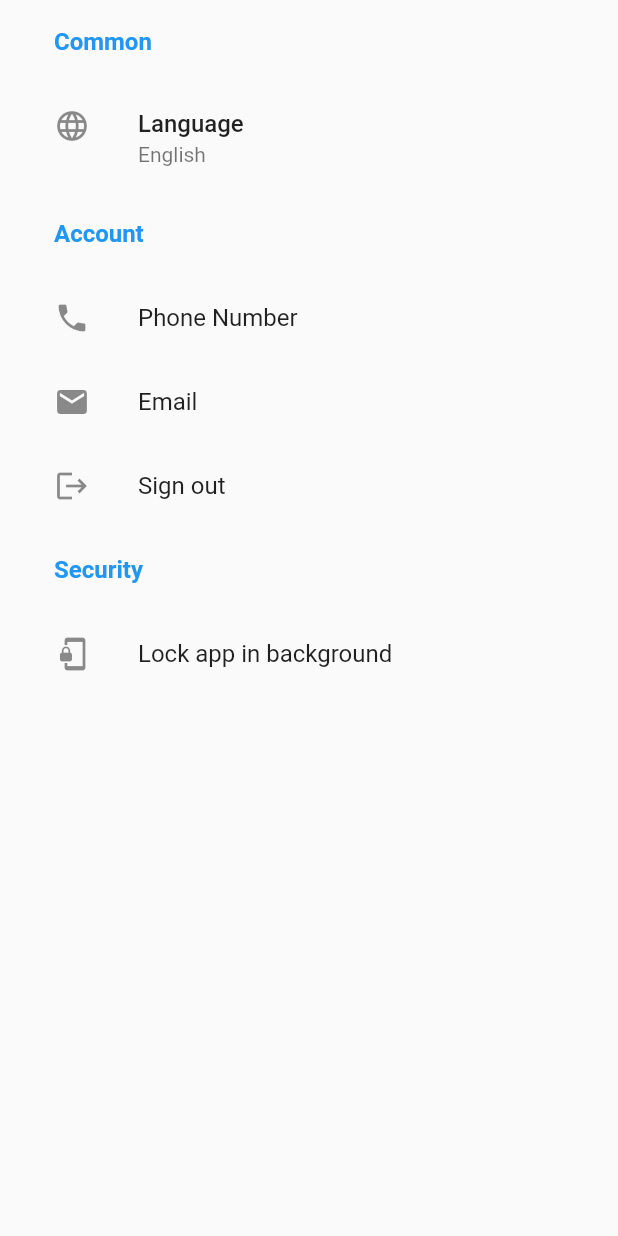
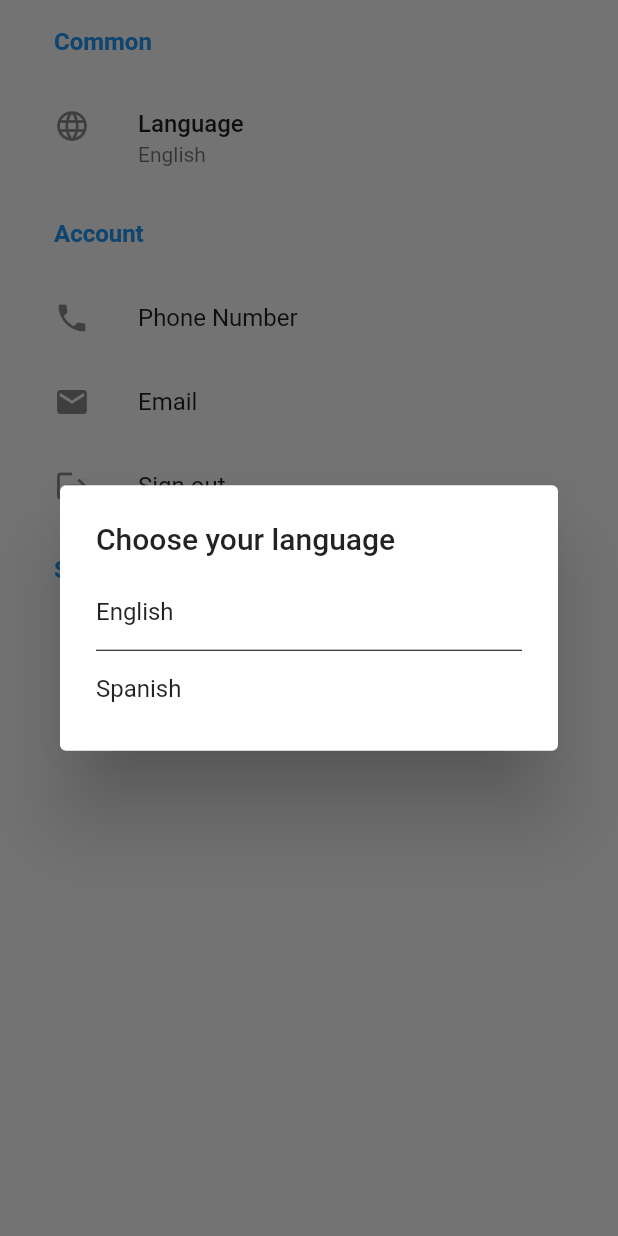
Before and after one commit to andres-alba/alba-security, a Flutter app: the SettingsScreen screen opened directly, after a tap on "Language", on a phone screen of 412 x 824 dp. Run offline on Flutter 3.47's test engine with Material 2 defaults, Android fonts, the phone set to English and light mode, and no system bars; our stand-ins replace animated_text_kit, cloud_firestore, firebase_auth, firebase_core, geolocator, get and 2 more; missing offline and left inert: barcode_scan, geocoder, torch_compat; accounts and stored records are empty.

Commit message:
Update Locale and Translations

```diff
--- a/lib/components/messages.dart
+++ /dev/null
@@ -1,13 +0,0 @@
-import 'package:get/get.dart';
-
-class Messages extends Translations {
-  @override
-  Map<String, Map<String, String>> get keys => {
-        'en_US': {
-          'hello': 'Hello',
-        },
-        'es_ES': {
-          'hello': 'Hola',
-        }
-      };
-}
--- a/lib/main.dart
+++ b/lib/main.dart
@@ -7,7 +7,7 @@ import 'package:alba_security/screens/home.dart';
 import 'package:alba_security/screens/admin_screen.dart';
 import 'package:firebase_core/firebase_core.dart';
 import 'package:get/get.dart';
-import 'components/messages.dart';
+import 'package:alba_security/translations.dart';
 import 'controllers/DropdownController.dart';
 import 'controllers/GridController.dart';
 import 'controllers/HomeController.dart';
@@ -26,7 +26,8 @@ class MyApp extends StatelessWidget {
   @override
   Widget build(BuildContext context) {
     return GetMaterialApp(
-      translations: Messages(),
+      translations: AppTranslations(),
+      locale: Get.deviceLocale,
       debugShowCheckedModeBanner: false,
       home: WelcomeScreen(),
       initialRoute: WelcomeScreen.id,
--- a/lib/screens/dashboard_screen.dart
+++ b/lib/screens/dashboard_screen.dart
@@ -4,7 +4,6 @@ import 'package:flutter/material.dart';
 import 'package:alba_security/constants.dart';
 import 'package:get/get.dart';
 import 'package:alba_security/controllers/GridController.dart';
-import 'package:flashlight/flashlight.dart';
 import 'login_screen.dart';
 import 'package:torch_compat/torch_compat.dart';
 
--- a/lib/screens/home.dart
+++ b/lib/screens/home.dart
@@ -2,8 +2,6 @@ import 'package:flutter/material.dart';
 import 'package:firebase_auth/firebase_auth.dart';
 import 'bottom_nav.dart';
 import 'login_screen.dart';
-import 'profile_screen.dart';
-import 'scan_screen.dart';
 import 'package:cloud_firestore/cloud_firestore.dart';
 import 'admin_screen.dart';
 
@@ -18,26 +16,6 @@ class HomeScreen extends StatefulWidget {
 class _HomeScreenState extends State<HomeScreen> {
   final _auth = FirebaseAuth.instance;
   final _firestore = FirebaseFirestore.instance;
-
-  //bottom nav stuff
-  PageController _pageController = PageController();
-
-  List<Widget> _screens = [
-    ScanScreen(),
-    ProfileScreen(),
-  ];
-
-  int _selectedIndex = 0;
-
-  void _onPageChanged(int index) {
-    setState(() {
-      _selectedIndex = index;
-    });
-  }
-
-  void _onItemTapped(int selectedIndex) {
-    _pageController.jumpToPage(selectedIndex);
-  }
 
   @override
   Widget build(BuildContext context) {
--- a/lib/screens/settings_screen.dart
+++ b/lib/screens/settings_screen.dart
@@ -4,6 +4,50 @@ import 'package:alba_security/controllers/DropdownController.dart';
 import 'package:alba_security/constants.dart';
 
 class SettingsScreen extends StatelessWidget {
+  final locales = [
+    {
+      'name': 'English',
+      'locale': Locale('en', 'US'),
+    },
+    {
+      'name': 'Spanish',
+      'locale': Locale('es', 'CO'),
+    }
+  ];
+
+  updateLocale(Locale locale, BuildContext context) {
+    Navigator.of(context).pop();
+    Get.updateLocale(locale);
+  }
+
+  showLocalDialog(BuildContext context) {
+    showDialog(
+      context: context,
+      builder: (_) => AlertDialog(
+        title: Text("Choose your language"),
+        content: Container(
+          width: double.maxFinite,
+          child: ListView.separated(
+              shrinkWrap: true,
+              itemBuilder: (context, index) => InkWell(
+                    child: Padding(
+                      padding: EdgeInsets.symmetric(vertical: 8),
+                      child: Text(
+                        locales[index]['name'],
+                      ),
+                    ),
+                    onTap: () {
+                      updateLocale(locales[index]['locale'], context);
+                    },
+                  ),
+              separatorBuilder: (context, index) =>
+                  Divider(color: Colors.black),
+              itemCount: 2),
+        ),
+      ),
+    );
+  }
+
   @override
   Widget build(BuildContext context) {
     return GetBuilder<DropdownController>(builder: (controller) {
@@ -16,29 +60,31 @@ class SettingsScreen extends StatelessWidget {
                 children: [
                   ListTile(
                     title: Text(
-                      'Common',
+                      'settings_common'.tr,
                       style: kSettingsTitle,
                     ),
                   ),
                   ListTile(
-                    onTap: () {},
-                    title: Text('Language',
+                    onTap: () {
+                      showLocalDialog(context);
+                    },
+                    title: Text('settings_language'.tr,
                         style: TextStyle(fontWeight: FontWeight.w500)),
                     subtitle: Text('English'),
                     leading: Icon(Icons.language),
                   ),
                   ListTile(
                     title: Text(
-                      'Account',
+                      'settings_account'.tr,
                       style: kSettingsTitle,
                     ),
                   ),
                   ListTile(
-                    title: Text('Phone Number'),
+                    title: Text('settings_phone'.tr),
                     leading: Icon(Icons.phone),
                   ),
                   ListTile(
-                    title: Text('Email'),
+                    title: Text('settings_email'.tr),
                     leading: Icon(Icons.email),
                   ),
                   ListTile(
@@ -47,32 +93,17 @@ class SettingsScreen extends StatelessWidget {
                   ),
                   ListTile(
                     title: Text(
-                      'Security',
+                      'settings_security'.tr,
                       style: kSettingsTitle,
                     ),
                   ),
                   ListTile(
-                    title: Text('Lock app in background'),
+                    title: Text('settings_lockapp'.tr),
                     leading: Icon(Icons.phonelink_lock),
                   ),
                 ],
               ),
             ),
-//            DropdownButton<String>(
-//              hint: Text('Language'),
-//              value: controller.selectedValue,
-//              onChanged: (newValue) {
-//                controller.onSelected(newValue);
-//              },
-//              elevation: 5,
-//              items: controller.language.map((String dropDownStringItem) {
-//                return DropdownMenuItem<String>(
-//                  child: Text(dropDownStringItem),
-//                  value: dropDownStringItem,
-//                );
-//              }).toList(),
-//            ),
-//            SizedBox(height: 100.0),
           ],
         ),
       );
--- a/lib/screens/welcome_screen.dart
+++ b/lib/screens/welcome_screen.dart
@@ -18,7 +18,6 @@ class _WelcomeScreenState extends State<WelcomeScreen>
 
   @override
   void initState() {
-    // TODO: implement initState
     super.initState();
     controller = AnimationController(
       duration: Duration(seconds: 1),
@@ -54,7 +53,7 @@ class _WelcomeScreenState extends State<WelcomeScreen>
                   ),
                 ),
                 TypewriterAnimatedTextKit(
-                  text: ['Alba Patrol'],
+                  text: ['Security Patrol'],
                   textStyle: TextStyle(
                     color: Colors.black,
                     fontSize: 30.0,
--- /dev/null
+++ b/lib/translations.dart
@@ -0,0 +1,39 @@
+import 'package:get/get.dart';
+
+class AppTranslations extends Translations {
+  @override
+  Map<String, Map<String, String>> get keys => {
+        'en_US': {
+          'hello': 'Hello',
+          'welcome_text': 'Security Guard',
+          'welcome_button': 'Log In',
+          'back_button_alert': 'Do you really want to exit',
+          'login_email': 'Enter your email',
+          'login_pass': 'Enter your password',
+          'settings_phone': 'Phone Number',
+          'settings_email': 'Email',
+          'settings_signout': 'Sign out',
+          'settings_language': 'Language',
+          'settings_account': 'Account',
+          'settings_security': 'Security',
+          'settings_common': 'Common',
+          'settings_lockapp': 'Lock app in background',
+        },
+        'es_CO': {
+          'hello': 'Hola',
+          'welcome_text': 'Vigilante de Seguridad',
+          'welcome_button': 'Iniciar',
+          'back_button_alert': 'En serio quieres salirte? ',
+          'login_email': 'Correo electronico',
+          'login_pass': 'clave',
+          'settings_phone': 'Numero telefonico',
+          'settings_email': 'Correo Electronico',
+          'settings_signout': 'Salir de Cuenta',
+          'settings_language': 'Idioma',
+          'settings_account': 'Cuenta',
+          'settings_security': 'Seguridad',
+          'settings_common': 'En Comun',
+          'settings_lockapp': 'Bloquear app en fondo',
+        }
+      };
+}
```
Also changed, not shown: lib/controllers/SettingsController.dart (added).
